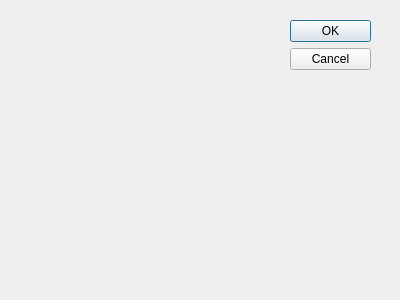
Old version of the form src/candle/frmgrblconfigurator.ui in the repository bodyhey/Candle3.
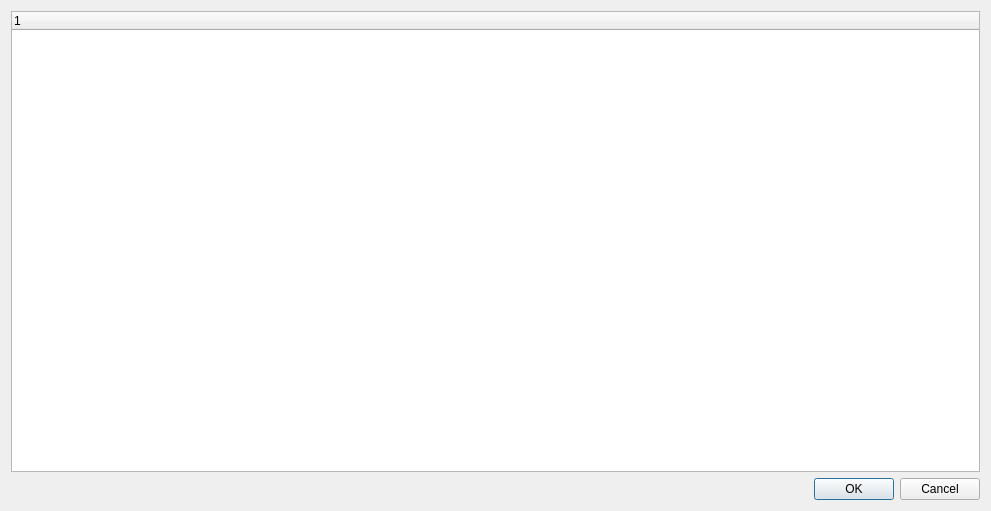
New version of the form. Custom widgets are drawn as their Qt base class.

Commit message: GRBL configurator - testing

The edit to the form file:
```diff
--- a/src/candle/frmgrblconfigurator.ui
+++ b/src/candle/frmgrblconfigurator.ui
@@ -6,30 +6,48 @@
    <rect>
     <x>0</x>
     <y>0</y>
-    <width>400</width>
-    <height>300</height>
+    <width>991</width>
+    <height>511</height>
    </rect>
   </property>
   <property name="windowTitle">
    <string>Dialog</string>
   </property>
+  <property name="modal">
+   <bool>true</bool>
+  </property>
+  <layout class="QVBoxLayout" name="verticalLayout">
+   <item>
+    <widget class="CPropertyEditor" name="editor"/>
+   </item>
+   <item alignment="Qt::AlignRight">
   <widget class="QDialogButtonBox" name="buttonBox">
-   <property name="geometry">
-    <rect>
-     <x>290</x>
-     <y>20</y>
-     <width>81</width>
-     <height>241</height>
-    </rect>
+     <property name="enabled">
+      <bool>true</bool>
+     </property>
+     <property name="layoutDirection">
+      <enum>Qt::LeftToRight</enum>
    </property>
    <property name="orientation">
-    <enum>Qt::Vertical</enum>
+      <enum>Qt::Horizontal</enum>
    </property>
    <property name="standardButtons">
     <set>QDialogButtonBox::Cancel|QDialogButtonBox::Ok</set>
    </property>
-  </widget>
+     <property name="centerButtons">
+      <bool>false</bool>
+     </property>
+    </widget>
+   </item>
+  </layout>
  </widget>
+ <customwidgets>
+  <customwidget>
+   <class>CPropertyEditor</class>
+   <extends>QTreeWidget</extends>
+   <header location="global">CPropertyEditor.h</header>
+  </customwidget>
+ </customwidgets>
  <resources/>
  <connections>
   <connection>
```
Left out of the diff: 5 changed lines with no effect on the pictures. Lines whose indentation alone changed are shown as unchanged. The commit also changes 1 other file.
